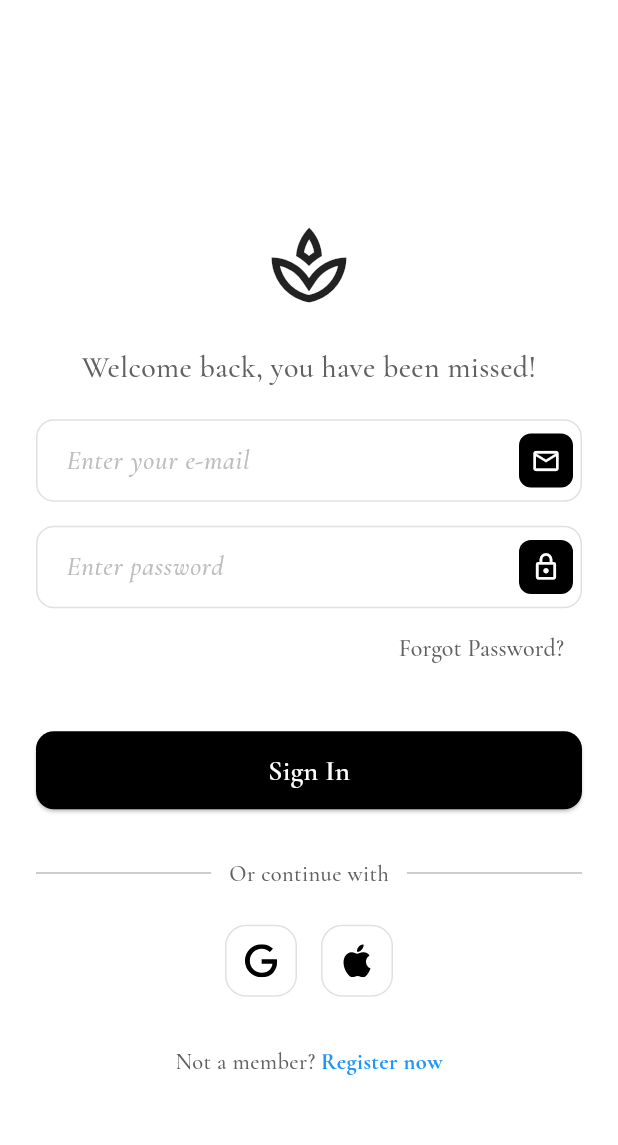
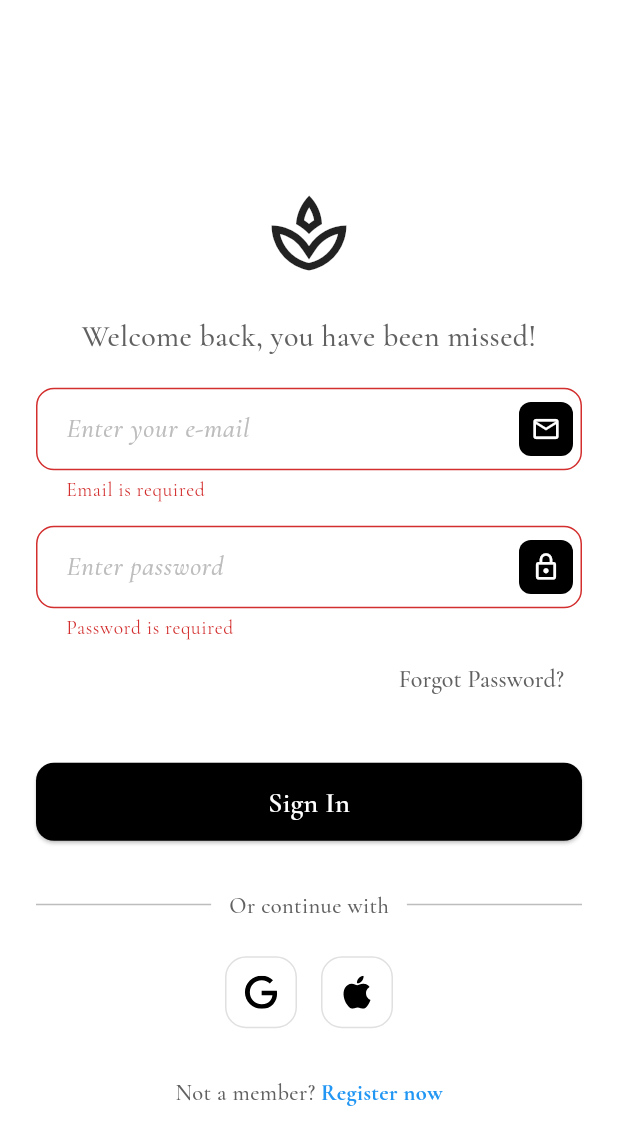
Before and after one commit to kutubofficial/email_auth_verification, a Flutter app: the screen it shows after launch, after a tap on "Sign In", on a phone screen of 412 x 824 dp. Shown: the top 1145 px of the screen. Run offline on Flutter 3.47's test engine with Material 3 defaults, Android fonts, the phone set to English and light mode, and no system bars; our stand-ins replace cloud_firestore, firebase_auth, firebase_core, flutter_svg, get, google_fonts; accounts and stored records are empty.

Commit message:
added validations and error handle

```diff
--- a/lib/authentication/login.dart
+++ b/lib/authentication/login.dart
@@ -1,5 +1,7 @@
 import 'package:firebase_auth/firebase_auth.dart';
 import 'package:flutter/material.dart';
+import 'package:get/get_navigation/src/extension_navigation.dart';
+import 'package:get/state_manager.dart';
 import 'package:google_fonts/google_fonts.dart';
 import 'package:login_signup/authentication/forgot_password.dart';
 import 'package:login_signup/authentication/signup.dart';
@@ -18,16 +20,72 @@ class _LoginScreenState extends State<LoginScreen> {
   final TextEditingController _emailController = TextEditingController();
   final TextEditingController _passwordController = TextEditingController();
   final bool _obscurePassword = true;
+  final _formKey = GlobalKey<FormState>();
+  bool _isLoading = false;
+
+
+  String? validateEmail(String? value) {
+  if (value == null || value.trim().isEmpty) {
+    return 'Email is required';
+  }
+  final emailRegex = RegExp(r'^[\w-\.]+@([\w-]+\.)+[\w-]{2,4}$');
+  if (!emailRegex.hasMatch(value.trim())) {
+    return 'Enter a valid email address';
+  }
+  return null;
+}
+
+String? validatePassword(String? value) {
+  if (value == null || value.isEmpty) {
+    return 'Password is required';
+  }
+  if (value.length < 6) {
+    return 'Password must be at least 6 characters';
+  }
+  return null;
+}
+
+  Future<void> signIn() async {
+    setState(() => _isLoading = true);
+  try {
+    await FirebaseAuth.instance.signInWithEmailAndPassword(
+      email: _emailController.text.trim(),
+      password: _passwordController.text,
+    );
+  } on FirebaseAuthException catch (e) {
+    String message;
+    switch (e.code) {
+      case 'user-not-found':
+        message = 'No account found with this email';
+        break;
+      case 'wrong-password':
+        message = 'Incorrect password';
+        break;
+      case 'invalid-email':
+        message = 'That email address looks invalid';
+        break;
+      case 'invalid-credential':
+        message = 'Incorrect email or password';
+        break;
+      case 'too-many-requests':
+        message = 'Too many attempts. Try again later';
+        break;
+      default:
+        message = 'Login failed. Please try again';
+    }
+    Get.snackbar('Login Failed', message);
+  } catch (e) {
+    Get.snackbar('Error', 'Something went wrong. Please try again');
+  } finally{
+    setState(() => _isLoading = false);
+  }
+}
 
   @override
   void dispose() {
     _emailController.dispose();
     _passwordController.dispose();
     super.dispose();
-  }
-
-  Future <void>signIn()async{
-    await FirebaseAuth.instance.signInWithEmailAndPassword(email: _emailController.text, password: _passwordController.text);
   }
 
   @override
@@ -46,6 +104,8 @@ class _LoginScreenState extends State<LoginScreen> {
               constraints: BoxConstraints(
         minHeight: MediaQuery.of(context).size.height -MediaQuery.of(context).padding.top -MediaQuery.of(context).padding.bottom,
       ),
+              child: Form(
+                key: _formKey,
                 child: Column(
                   mainAxisAlignment: MainAxisAlignment.center,
                   crossAxisAlignment: CrossAxisAlignment.center,
@@ -66,6 +126,7 @@ class _LoginScreenState extends State<LoginScreen> {
                       hintText: 'Enter your e-mail',
                       icon: Icons.email_outlined,
                       obscureText: false,
+                      validator: validateEmail,
                     ),
 
                     const SizedBox(height: 16),
@@ -75,6 +136,7 @@ class _LoginScreenState extends State<LoginScreen> {
                       hintText: 'Enter password',
                       icon: Icons.lock_outline,
                       obscureText: _obscurePassword,
+                      validator: validatePassword,
                     ),
 
                     const SizedBox(height: 2),
@@ -97,12 +159,17 @@ class _LoginScreenState extends State<LoginScreen> {
                       width: double.infinity,
                       height: 52,
                       child: ElevatedButton(
-                      onPressed: ()=> signIn(),
+                        onPressed: (){
+                          if(_formKey.currentState!.validate()){
+                            signIn();
+                          }
+                        },
                         style: ElevatedButton.styleFrom(
                           backgroundColor: Colors.black,
                           shape: RoundedRectangleBorder(borderRadius: BorderRadius.circular(12),),
                         ),
-                      child:  Text('Sign In',
+                        child: _isLoading ? const CircularProgressIndicator(color: Colors.white,):
+                         Text('Sign In',
                           style: GoogleFonts.cormorantGaramond(color: Colors.white,fontSize: 19,fontWeight: FontWeight.w600),
                         ),
                       ),
@@ -165,6 +232,7 @@ class _LoginScreenState extends State<LoginScreen> {
             ),
           ),
         ),
+      ),
     );
   }
 
--- a/lib/widgets/custom_text_field.dart
+++ b/lib/widgets/custom_text_field.dart
@@ -8,6 +8,7 @@ class CustomTextField extends StatelessWidget {
   final bool obscureText;
   final Widget? suffixIcon;
   final TextInputType keyboardType;
+  final String? Function(String?)? validator;
 
   const CustomTextField({
     super.key,
@@ -17,12 +18,14 @@ class CustomTextField extends StatelessWidget {
     this.obscureText = false,
     this.suffixIcon,
     this.keyboardType = TextInputType.text,
+    this.validator,
   });
 
   @override
   Widget build(BuildContext context) {
-    return TextField(
+    return TextFormField(
       controller: controller,
+      validator:validator,
       obscureText: obscureText,
       keyboardType: keyboardType,
       style: GoogleFonts.cormorantGaramond(fontSize: 18,fontWeight: FontWeight.w500,),
@@ -34,6 +37,9 @@ class CustomTextField extends StatelessWidget {
           fontWeight: FontWeight.w500,
           fontStyle: FontStyle.italic,
         ),
+        errorStyle: GoogleFonts.cormorantGaramond(fontSize: 13,color: Colors.red[700]),
+        errorBorder: OutlineInputBorder(borderRadius: BorderRadius.circular(12),borderSide: BorderSide(color: Colors.red[700]!),),
+        focusedErrorBorder: OutlineInputBorder(borderRadius: BorderRadius.circular(12),borderSide: BorderSide(color: Colors.red[700]!),),
         contentPadding: const EdgeInsets.symmetric(horizontal: 16, vertical: 14),
         border: OutlineInputBorder(borderRadius: BorderRadius.circular(12),),
         enabledBorder: OutlineInputBorder(
```
Also changed, not shown: lib/authentication/signup.dart (+74 -4 lines), 2 other files. Lines whose indentation alone changed are shown as unchanged.
